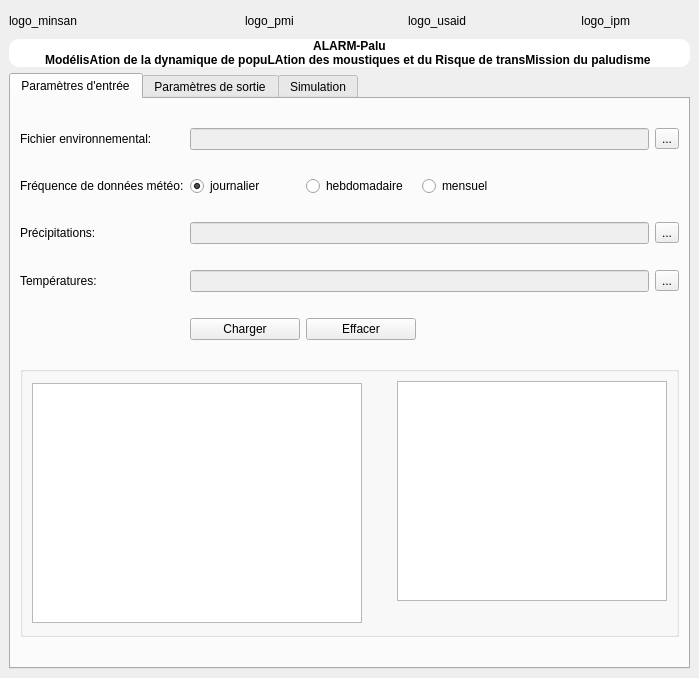
This is mainwindow.ui in TeamSaGeo/MalariaModel as Qt 5 draws it before an edit. The edited form follows.
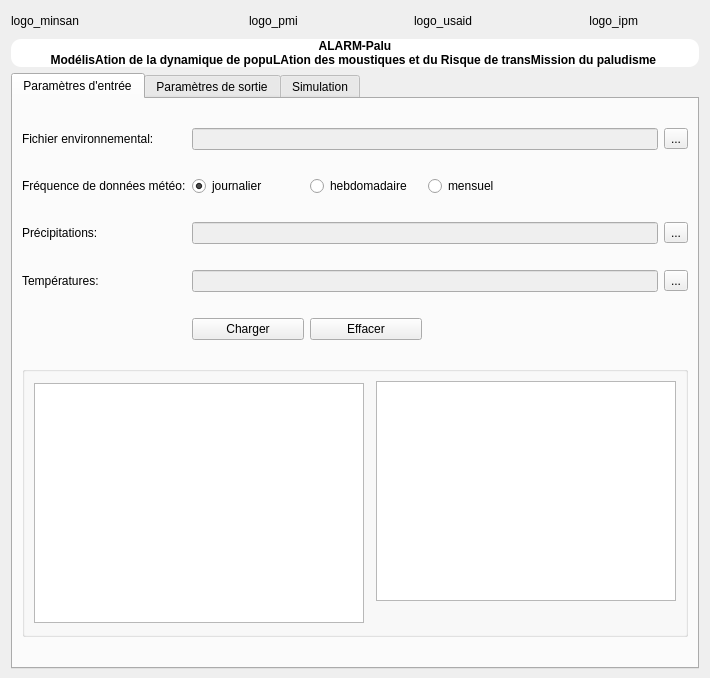
This is the edited form. Icons and pictures are not drawn.

Diff of the .ui file:
```diff
--- a/mainwindow.ui
+++ b/mainwindow.ui
@@ -6,7 +6,7 @@
    <rect>
     <x>0</x>
     <y>0</y>
-    <width>678</width>
+    <width>710</width>
     <height>678</height>
    </rect>
   </property>
@@ -367,7 +367,7 @@
              </property>
              <property name="minimumSize">
               <size>
-               <width>270</width>
+               <width>300</width>
                <height>220</height>
               </size>
              </property>
```
